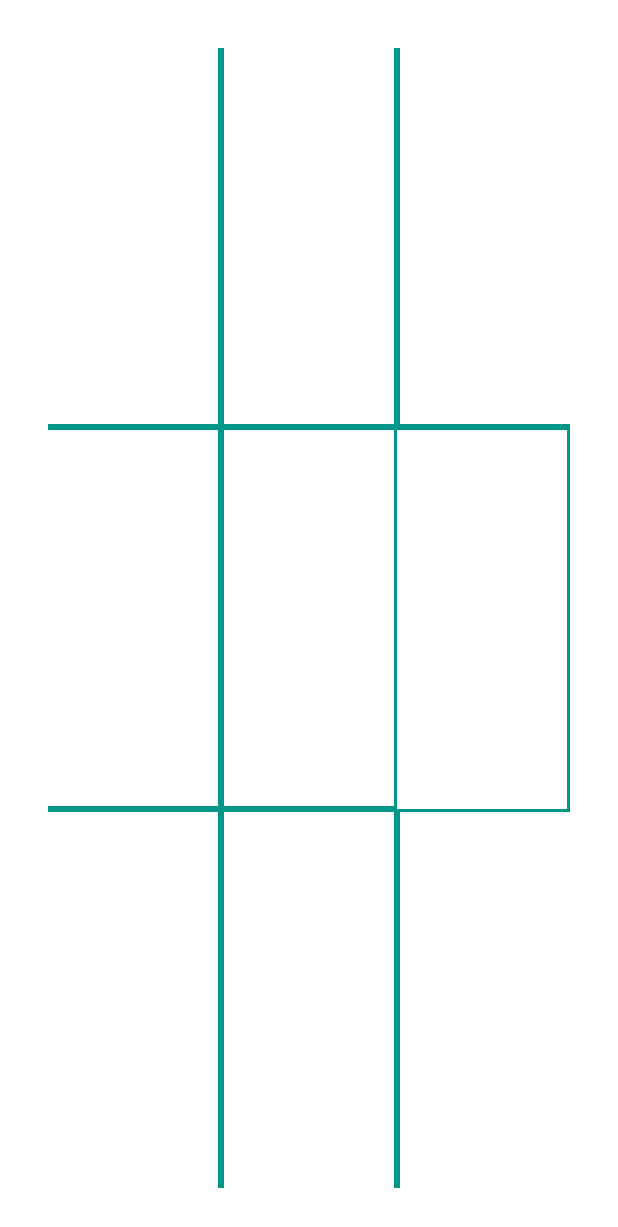
After one commit to rajtheinnovator/TicTacToeMVVM, an Android app: the layout activity_game.xml on its own in the app's theme, with its tools: preview values and no code run, on a phone screen of 412 x 824 dp. The commit adds this screen. Shown: the top 1227 px of the screen. Run offline under Robolectric (Android 15) with nearby library versions, the phone set to English and light mode, and no system bars.

Commit message:
Added views | Issue with method setPositiveButton in AlertDialog

```diff
--- a/app/src/main/AndroidManifest.xml
+++ b/app/src/main/AndroidManifest.xml
@@ -1,5 +1,6 @@
 <?xml version="1.0" encoding="utf-8"?>
 <manifest xmlns:android="http://schemas.android.com/apk/res/android"
+          xmlns:tools="http://schemas.android.com/tools"
           package="com.enpassio.tictactoe_mvvm">
 
     <application
@@ -8,7 +9,8 @@
             android:label="@string/app_name"
             android:roundIcon="@mipmap/ic_launcher_round"
             android:supportsRtl="true"
-            android:theme="@style/AppTheme">
+            android:theme="@style/AppTheme"
+            tools:ignore="AllowBackup,GoogleAppIndexingWarning">
         <activity android:name=".MainActivity">
             <intent-filter>
                 <action android:name="android.intent.action.MAIN"/>
@@ -16,6 +18,8 @@
                 <category android:name="android.intent.category.LAUNCHER"/>
             </intent-filter>
         </activity>
+        <activity android:name=".mvvm_implementation_by_abhi.view.GameActivity">
+        </activity>
     </application>
 
 </manifest>
--- /dev/null
+++ b/app/src/main/res/drawable/cell_00.xml
@@ -0,0 +1,23 @@
+<layer-list xmlns:android="http://schemas.android.com/apk/res/android">
+
+
+    <item>
+        <shape android:shape="rectangle">
+            <padding android:bottom="2dp"/>
+            <solid android:color="@color/cell_color"/>
+        </shape>
+    </item>
+
+    <item>
+        <shape android:shape="rectangle">
+            <padding android:right="2dp"/>
+            <solid android:color="@color/cell_color"/>
+        </shape>
+    </item>
+
+    <item>
+        <shape android:shape="rectangle">
+            <solid android:color="@android:color/white"/>
+        </shape>
+    </item>
+</layer-list>
--- /dev/null
+++ b/app/src/main/res/drawable/cell_01.xml
@@ -0,0 +1,30 @@
+<layer-list xmlns:android="http://schemas.android.com/apk/res/android">
+
+
+    <item>
+        <shape android:shape="rectangle">
+            <padding android:bottom="2dp"/>
+            <solid android:color="@color/cell_color"/>
+        </shape>
+    </item>
+
+    <item>
+        <shape android:shape="rectangle">
+            <padding android:right="2dp"/>
+            <solid android:color="@color/cell_color"/>
+        </shape>
+    </item>
+
+    <item>
+        <shape android:shape="rectangle">
+            <padding android:left="2dp"/>
+            <solid android:color="@color/cell_color"/>
+        </shape>
+    </item>
+
+    <item>
+        <shape android:shape="rectangle">
+            <solid android:color="@android:color/white"/>
+        </shape>
+    </item>
+</layer-list>
--- /dev/null
+++ b/app/src/main/res/drawable/cell_02.xml
@@ -0,0 +1,23 @@
+<layer-list xmlns:android="http://schemas.android.com/apk/res/android">
+
+
+    <item>
+        <shape android:shape="rectangle">
+            <padding android:bottom="2dp"/>
+            <solid android:color="@color/cell_color"/>
+        </shape>
+    </item>
+
+    <item>
+        <shape android:shape="rectangle">
+            <padding android:left="2dp"/>
+            <solid android:color="@color/cell_color"/>
+        </shape>
+    </item>
+
+    <item>
+        <shape android:shape="rectangle">
+            <solid android:color="@android:color/white"/>
+        </shape>
+    </item>
+</layer-list>
--- /dev/null
+++ b/app/src/main/res/drawable/cell_10.xml
@@ -0,0 +1,30 @@
+<layer-list xmlns:android="http://schemas.android.com/apk/res/android">
+
+
+    <item>
+        <shape android:shape="rectangle">
+            <padding android:bottom="2dp"/>
+            <solid android:color="@color/cell_color"/>
+        </shape>
+    </item>
+
+    <item>
+        <shape android:shape="rectangle">
+            <padding android:top="2dp"/>
+            <solid android:color="@color/cell_color"/>
+        </shape>
+    </item>
+
+    <item>
+        <shape android:shape="rectangle">
+            <padding android:right="2dp"/>
+            <solid android:color="@color/cell_color"/>
+        </shape>
+    </item>
+
+    <item>
+        <shape android:shape="rectangle">
+            <solid android:color="@android:color/white"/>
+        </shape>
+    </item>
+</layer-list>
--- /dev/null
+++ b/app/src/main/res/drawable/cell_11.xml
@@ -0,0 +1,37 @@
+<layer-list xmlns:android="http://schemas.android.com/apk/res/android">
+
+
+    <item>
+        <shape android:shape="rectangle">
+            <padding android:bottom="2dp"/>
+            <solid android:color="@color/cell_color"/>
+        </shape>
+    </item>
+
+    <item>
+        <shape android:shape="rectangle">
+            <padding android:top="2dp"/>
+            <solid android:color="@color/cell_color"/>
+        </shape>
+    </item>
+
+    <item>
+        <shape android:shape="rectangle">
+            <padding android:left="2dp"/>
+            <solid android:color="@color/cell_color"/>
+        </shape>
+    </item>
+
+    <item>
+        <shape android:shape="rectangle">
+            <padding android:right="2dp"/>
+            <solid android:color="@color/cell_color"/>
+        </shape>
+    </item>
+
+    <item>
+        <shape android:shape="rectangle">
+            <solid android:color="@android:color/white"/>
+        </shape>
+    </item>
+</layer-list>
--- /dev/null
+++ b/app/src/main/res/drawable/cell_12.xml
@@ -0,0 +1,22 @@
+<layer-list xmlns:android="http://schemas.android.com/apk/res/android">
+
+    <item>
+        <shape android:shape="rectangle">
+            <padding android:top="2dp"/>
+            <solid android:color="@color/cell_color"/>
+        </shape>
+    </item>
+
+    <item>
+        <shape android:shape="rectangle">
+            <padding android:right="2dp"/>
+            <solid android:color="@color/cell_color"/>
+        </shape>
+    </item>
+
+    <item>
+        <shape android:shape="rectangle">
+            <solid android:color="@android:color/white"/>
+        </shape>
+    </item>
+</layer-list>
--- /dev/null
+++ b/app/src/main/res/drawable/cell_20.xml
@@ -0,0 +1,22 @@
+<layer-list xmlns:android="http://schemas.android.com/apk/res/android">
+
+    <item>
+        <shape android:shape="rectangle">
+            <padding android:top="2dp"/>
+            <solid android:color="@color/cell_color"/>
+        </shape>
+    </item>
+
+    <item>
+        <shape android:shape="rectangle">
+            <padding android:right="2dp"/>
+            <solid android:color="@color/cell_color"/>
+        </shape>
+    </item>
+
+    <item>
+        <shape android:shape="rectangle">
+            <solid android:color="@android:color/white"/>
+        </shape>
+    </item>
+</layer-list>
--- /dev/null
+++ b/app/src/main/res/drawable/cell_21.xml
@@ -0,0 +1,30 @@
+<layer-list xmlns:android="http://schemas.android.com/apk/res/android">
+
+
+    <item>
+        <shape android:shape="rectangle">
+            <padding android:top="2dp"/>
+            <solid android:color="@color/cell_color"/>
+        </shape>
+    </item>
+
+    <item>
+        <shape android:shape="rectangle">
+            <padding android:left="2dp"/>
+            <solid android:color="@color/cell_color"/>
+        </shape>
+    </item>
+
+    <item>
+        <shape android:shape="rectangle">
+            <padding android:right="2dp"/>
+            <solid android:color="@color/cell_color"/>
+        </shape>
+    </item>
+
+    <item>
+        <shape android:shape="rectangle">
+            <solid android:color="@android:color/white"/>
+        </shape>
+    </item>
+</layer-list>
--- /dev/null
+++ b/app/src/main/res/drawable/cell_22.xml
@@ -0,0 +1,23 @@
+<layer-list xmlns:android="http://schemas.android.com/apk/res/android">
+
+
+    <item>
+        <shape android:shape="rectangle">
+            <padding android:top="2dp"/>
+            <solid android:color="@color/cell_color"/>
+        </shape>
+    </item>
+
+    <item>
+        <shape android:shape="rectangle">
+            <padding android:left="2dp"/>
+            <solid android:color="@color/cell_color"/>
+        </shape>
+    </item>
+
+    <item>
+        <shape android:shape="rectangle">
+            <solid android:color="@android:color/white"/>
+        </shape>
+    </item>
+</layer-list>
--- /dev/null
+++ b/app/src/main/res/layout/activity_game.xml
@@ -0,0 +1,119 @@
+<?xml version="1.0" encoding="utf-8"?>
+<layout xmlns:android="http://schemas.android.com/apk/res/android"
+        xmlns:app="http://schemas.android.com/apk/res-auto">
+
+    <data>
+
+        <variable
+                name="gameViewModel"
+                type="com.enpassio.tictactoe_mvvm.mvvm_implementation_by_abhi.viewmodel.GameViewModel"/>
+    </data>
+
+    <android.support.v7.widget.GridLayout
+            android:layout_width="match_parent"
+            android:layout_height="match_parent"
+            android:background="@android:color/white"
+            android:padding="32dp">
+
+        <TextView
+                android:id="@+id/cell_00"
+                style="@style/CellTextView"
+                android:background="@drawable/cell_00"
+                android:onClick="@{() -> gameViewModel.onClickedCellAt(0, 0)}"
+                android:text='@{gameViewModel.cells["00"]}'
+                app:layout_column="1"
+                app:layout_columnWeight="1"
+                app:layout_row="1"
+                app:layout_rowWeight="1"/>
+
+        <TextView
+                android:id="@+id/cell_01"
+                style="@style/CellTextView"
+                android:background="@drawable/cell_01"
+                android:onClick="@{() -> gameViewModel.onClickedCellAt(0, 1)}"
+                android:text='@{gameViewModel.cells["01"]}'
+                app:layout_column="2"
+                app:layout_columnWeight="1"
+                app:layout_row="1"
+                app:layout_rowWeight="1"/>
+
+        <TextView
+                android:id="@+id/cell_02"
+                style="@style/CellTextView"
+                android:background="@drawable/cell_02"
+                android:onClick="@{() -> gameViewModel.onClickedCellAt(0, 2)}"
+                android:text='@{gameViewModel.cells["02"]}'
+                app:layout_column="3"
+                app:layout_columnWeight="1"
+                app:layout_row="1"
+                app:layout_rowWeight="1"/>
+
+        <TextView
+                android:id="@+id/cell_10"
+                style="@style/CellTextView"
+                android:background="@drawable/cell_10"
+                android:onClick="@{() -> gameViewModel.onClickedCellAt(1, 0)}"
+                android:text='@{gameViewModel.cells["10"]}'
+                app:layout_column="1"
+                app:layout_columnWeight="1"
+                app:layout_row="2"
+                app:layout_rowWeight="1"/>
+
+        <TextView
+                android:id="@+id/cell_11"
+                style="@style/CellTextView"
+                android:background="@drawable/cell_11"
+                android:onClick="@{() -> gameViewModel.onClickedCellAt(1, 1)}"
+                android:text='@{gameViewModel.cells["11"]}'
+                app:layout_column="2"
+                app:layout_columnWeight="1"
+                app:layout_row="2"
+                app:layout_rowWeight="1"/>
+
+        <TextView
+                android:id="@+id/cell_12"
+                style="@style/CellTextView"
+                android:background="@drawable/cell_12"
+                android:onClick="@{() -> gameViewModel.onClickedCellAt(1, 2)}"
+                android:text='@{gameViewModel.cells["12"]}'
+                app:layout_column="3"
+                app:layout_columnWeight="1"
+                app:layout_row="2"
+                app:layout_rowWeight="1"/>
+
+        <TextView
+                android:id="@+id/cell_20"
+                style="@style/CellTextView"
+                android:background="@drawable/cell_20"
+                android:onClick="@{() -> gameViewModel.onClickedCellAt(2, 0)}"
+                android:text='@{gameViewModel.cells["20"]}'
+                app:layout_column="1"
+                app:layout_columnWeight="1"
+                app:layout_row="3"
+                app:layout_rowWeight="1"/>
+
+        <TextView
+                android:id="@+id/cell_21"
+                style="@style/CellTextView"
+                android:background="@drawable/cell_21"
+                android:onClick="@{() -> gameViewModel.onClickedCellAt(2, 1)}"
+                android:text='@{gameViewModel.cells["21"]}'
+                app:layout_column="2"
+                app:layout_columnWeight="1"
+                app:layout_row="3"
+                app:layout_rowWeight="1"/>
+
+        <TextView
+                android:id="@+id/cell_22"
+                style="@style/CellTextView"
+                android:background="@drawable/cell_22"
+                android:onClick="@{() -> gameViewModel.onClickedCellAt(2, 2)}"
+                android:text='@{gameViewModel.cells["22"]}'
+                app:layout_column="3"
+                app:layout_columnWeight="1"
+                app:layout_row="3"
+                app:layout_rowWeight="1"/>
+
+    </android.support.v7.widget.GridLayout>
+
+</layout>
--- a/app/src/main/res/values/colors.xml
+++ b/app/src/main/res/values/colors.xml
@@ -3,4 +3,5 @@
     <color name="colorPrimary">#008577</color>
     <color name="colorPrimaryDark">#00574B</color>
     <color name="colorAccent">#D81B60</color>
+    <color name="cell_color">#009688</color>
 </resources>
--- a/app/src/main/res/values/styles.xml
+++ b/app/src/main/res/values/styles.xml
@@ -8,4 +8,9 @@
         <item name="colorAccent">@color/colorAccent</item>
     </style>
 
+    <style name="CellTextView">
+        <item name="android:gravity">center</item>
+        <item name="android:textSize">48sp</item>
+        <item name="android:textStyle">bold</item>
+    </style>
 </resources>
```
Also changed, not shown: app/src/main/java/com/enpassio/tictactoe_mvvm/mvvm_implementation_by_abhi/view/GameActivity.kt (added, +60 -0 lines), app/src/main/java/com/enpassio/tictactoe_mvvm/mvvm_implementation_by_abhi/view/GameBeginDialog.kt (added, +116 -0 lines), app/src/main/java/com/enpassio/tictactoe_mvvm/mvvm_implementation_by_abhi/view/GameEndDialog.kt (added, +51 -0 lines), app/src/main/res/layout/game_begin_dialog.xml (added, +41 -0 lines), app/src/main/res/layout/game_end_dialog.xml (added, +26 -0 lines), app/src/main/res/values/strings.xml (+7 -0 lines).
